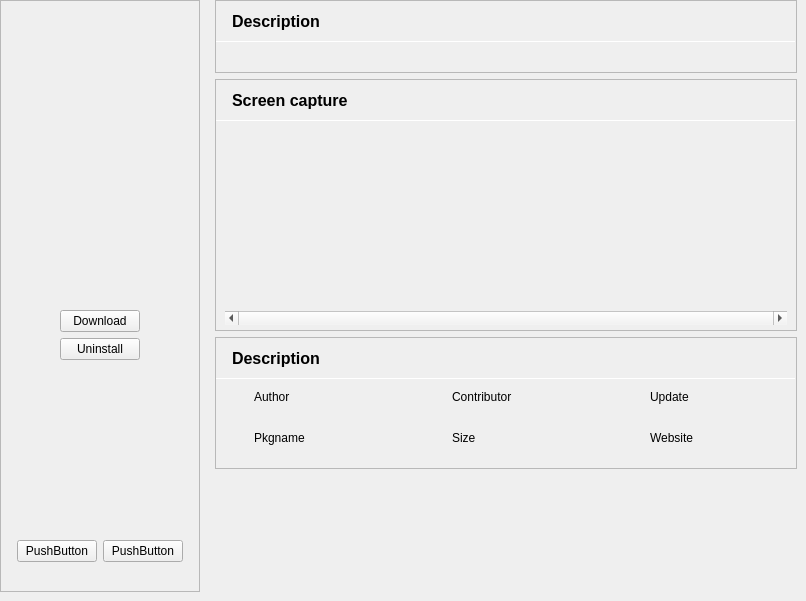
First picture: the form in src/pages/appintopage.ui, repository spark-store-project/spark-store, before the edit.
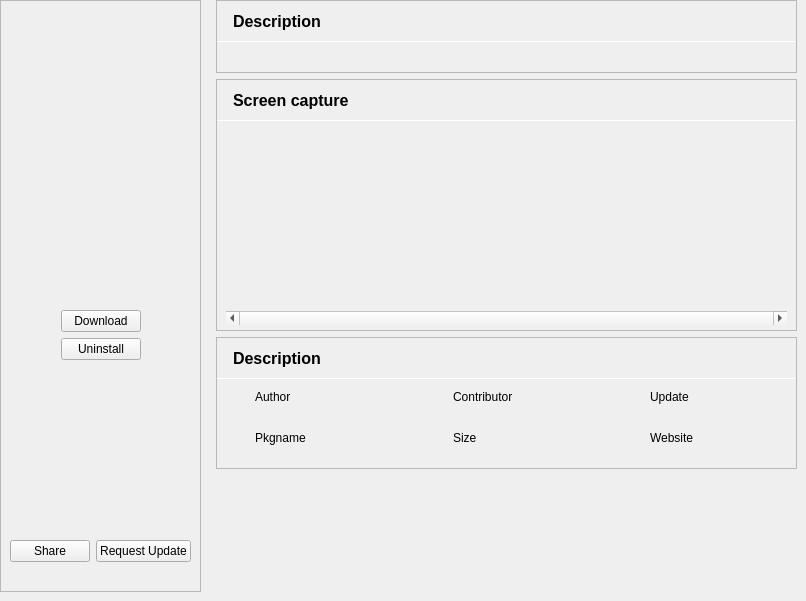
Second picture: the form after the edit. Icons and pictures are not drawn.

Commit message: 应用详情页添加分享和请求更新按钮，设置页面添加更新客户端和清理缓存、读取缓存大小功能

```diff
--- a/src/pages/appintopage.ui
+++ b/src/pages/appintopage.ui
@@ -531,14 +531,14 @@
            <item>
             <widget class="QPushButton" name="pushButton">
              <property name="text">
-              <string>PushButton</string>
+              <string>Share</string>
              </property>
             </widget>
            </item>
            <item>
             <widget class="QPushButton" name="pushButton_2">
              <property name="text">
-              <string>PushButton</string>
+              <string>Request Update</string>
              </property>
             </widget>
            </item>
```
Left out of the diff: 4 changed lines with no effect on the pictures. The commit also changes 5 other files.
